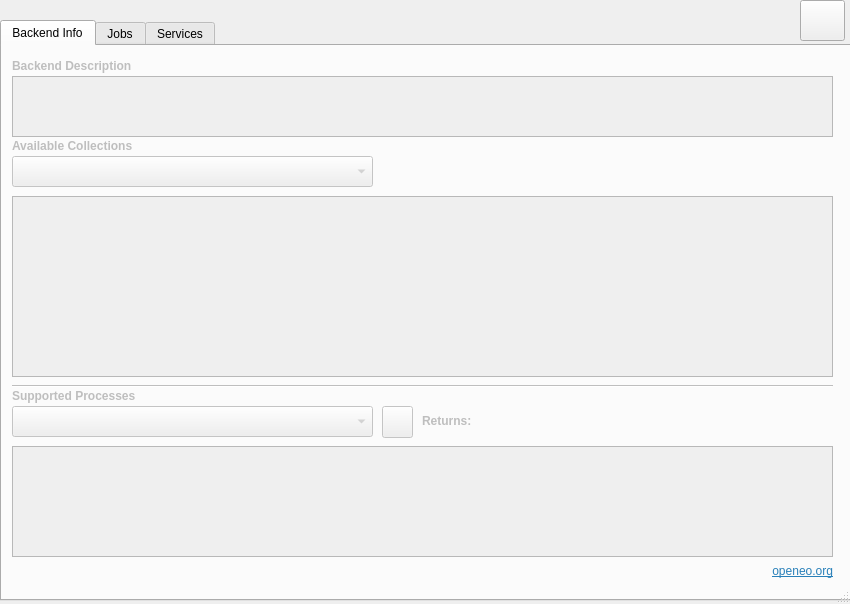
This is openeo_connector_dialog_base.ui in Open-EO/openeo-qgis-plugin as Qt 5 draws it before an edit. The edited form follows.
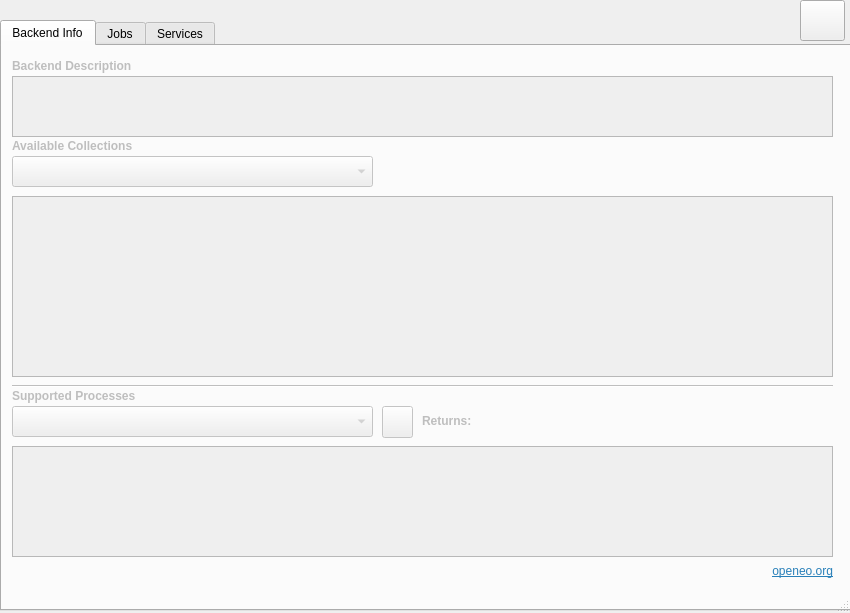
This is the edited form. The open tabs and pages were chosen to show the change. Icons and pictures are not drawn.

Diff of the .ui file:
```diff
--- a/openeo_connector_dialog_base.ui
+++ b/openeo_connector_dialog_base.ui
@@ -10,7 +10,7 @@
     <x>0</x>
     <y>0</y>
     <width>850</width>
-    <height>604</height>
+    <height>613</height>
    </rect>
   </property>
   <property name="minimumSize">
@@ -40,7 +40,7 @@
      <x>0</x>
      <y>20</y>
      <width>851</width>
-     <height>581</height>
+     <height>591</height>
     </rect>
    </property>
    <property name="minimumSize">
@@ -248,9 +248,9 @@
     <widget class="QLabel" name="returnLabel">
      <property name="geometry">
       <rect>
-       <x>470</x>
+       <x>480</x>
        <y>360</y>
-       <width>361</width>
+       <width>351</width>
        <height>31</height>
       </rect>
      </property>
```
Left out of the diff: 50 changed lines with no effect on the pictures.
